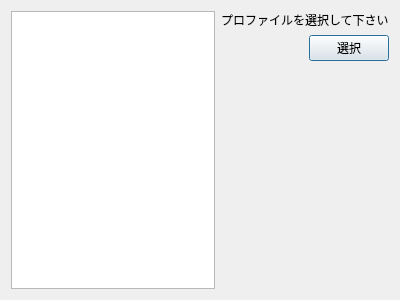
Qt form gmaginai_l/forms/profile_form.ui (Spoonail-Iroiro/gmaginai-l) before a commit.
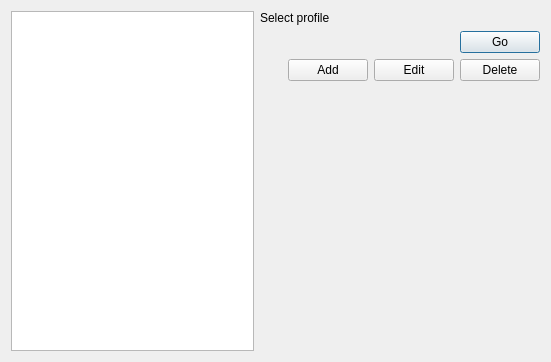
The same form after that commit.

Commit message: Add game directory profile edit

```diff
--- a/gmaginai_l/forms/profile_form.ui
+++ b/gmaginai_l/forms/profile_form.ui
@@ -6,8 +6,8 @@
    <rect>
     <x>0</x>
     <y>0</y>
-    <width>400</width>
-    <height>300</height>
+    <width>551</width>
+    <height>362</height>
    </rect>
   </property>
   <property name="windowTitle">
@@ -22,7 +22,7 @@
      <item>
       <widget class="QLabel" name="label">
        <property name="text">
-        <string>プロファイルを選択して下さい</string>
+        <string>Select profile</string>
        </property>
       </widget>
      </item>
@@ -44,7 +44,45 @@
        <item>
         <widget class="QPushButton" name="btnSelect">
          <property name="text">
-          <string>選択</string>
+          <string>Go</string>
+         </property>
+        </widget>
+       </item>
+      </layout>
+     </item>
+     <item>
+      <layout class="QHBoxLayout" name="horizontalLayout_3">
+       <item>
+        <spacer name="horizontalSpacer_2">
+         <property name="orientation">
+          <enum>Qt::Horizontal</enum>
+         </property>
+         <property name="sizeHint" stdset="0">
+          <size>
+           <width>40</width>
+           <height>20</height>
+          </size>
+         </property>
+        </spacer>
+       </item>
+       <item>
+        <widget class="QPushButton" name="btn_add">
+         <property name="text">
+          <string>Add</string>
+         </property>
+        </widget>
+       </item>
+       <item>
+        <widget class="QPushButton" name="btn_edit">
+         <property name="text">
+          <string>Edit</string>
+         </property>
+        </widget>
+       </item>
+       <item>
+        <widget class="QPushButton" name="btn_delete">
+         <property name="text">
+          <string>Delete</string>
          </property>
         </widget>
        </item>
```
Left out of the diff: 19 changed lines with no effect on the pictures. The commit also changes 9 other files.
